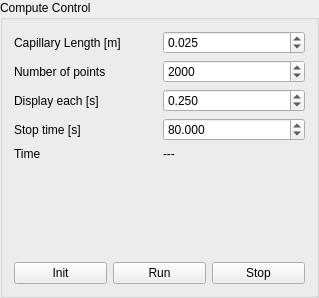
Qt form computecontrol.ui (hobrasoft/simul6) before a commit.
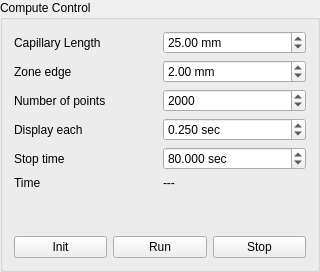
The same form after that commit.

The edit to the form file:
```diff
--- a/computecontrol.ui
+++ b/computecontrol.ui
@@ -6,8 +6,8 @@
    <rect>
     <x>0</x>
     <y>0</y>
-    <width>319</width>
-    <height>298</height>
+    <width>320</width>
+    <height>272</height>
    </rect>
   </property>
   <property name="sizePolicy">
@@ -22,29 +22,56 @@
   <property name="title">
    <string>Compute Control</string>
   </property>
-  <layout class="QVBoxLayout" name="verticalLayout">
-   <item>
+  <layout class="QGridLayout" name="gridLayout">
+   <item row="0" column="0">
     <layout class="QHBoxLayout" name="horizontalLayout_2">
      <item>
       <widget class="QLabel" name="label_2">
        <property name="text">
-        <string>Capillary Length [m]</string>
+        <string>Capillary Length</string>
        </property>
       </widget>
      </item>
      <item>
       <widget class="QDoubleSpinBox" name="f_caplen">
+       <property name="suffix">
+        <string> mm</string>
+       </property>
        <property name="decimals">
-        <number>3</number>
+        <number>2</number>
        </property>
+       <property name="maximum">
+        <double>10000.000000000000000</double>
+       </property>
        <property name="value">
-        <double>0.025000000000000</double>
+        <double>25.000000000000000</double>
        </property>
       </widget>
      </item>
     </layout>
    </item>
-   <item>
+   <item row="1" column="0">
+    <layout class="QHBoxLayout" name="horizontalLayout_7">
+     <item>
+      <widget class="QLabel" name="label_6">
+       <property name="text">
+        <string>Zone edge</string>
+       </property>
+      </widget>
+     </item>
+     <item>
+      <widget class="QDoubleSpinBox" name="f_bw">
+       <property name="suffix">
+        <string> mm</string>
+       </property>
+       <property name="value">
+        <double>2.000000000000000</double>
+       </property>
+      </widget>
+     </item>
+    </layout>
+   </item>
+   <item row="2" column="0">
     <layout class="QHBoxLayout" name="horizontalLayout_4">
      <item>
       <widget class="QLabel" name="label_3">
@@ -65,17 +92,20 @@
      </item>
     </layout>
    </item>
-   <item>
+   <item row="3" column="0">
     <layout class="QHBoxLayout" name="horizontalLayout_5">
      <item>
       <widget class="QLabel" name="label_4">
        <property name="text">
-        <string>Display each [s]</string>
+        <string>Display each</string>
        </property>
       </widget>
      </item>
      <item>
       <widget class="QDoubleSpinBox" name="f_timeinterval">
+       <property name="suffix">
+        <string> sec</string>
+       </property>
        <property name="decimals">
         <number>3</number>
        </property>
@@ -89,17 +119,20 @@
      </item>
     </layout>
    </item>
-   <item>
+   <item row="4" column="0">
     <layout class="QHBoxLayout" name="horizontalLayout_6">
      <item>
       <widget class="QLabel" name="label_5">
        <property name="text">
-        <string>Stop time [s]</string>
+        <string>Stop time</string>
        </property>
       </widget>
      </item>
      <item>
       <widget class="QDoubleSpinBox" name="f_timestop">
+       <property name="suffix">
+        <string> sec</string>
+       </property>
        <property name="decimals">
         <number>3</number>
        </property>
@@ -113,7 +146,7 @@
      </item>
     </layout>
    </item>
-   <item>
+   <item row="5" column="0">
     <layout class="QHBoxLayout" name="horizontalLayout_3">
      <item>
       <widget class="QLabel" name="label">
@@ -143,7 +176,7 @@
      </item>
     </layout>
    </item>
-   <item>
+   <item row="6" column="0">
     <spacer name="verticalSpacer">
      <property name="orientation">
       <enum>Qt::Vertical</enum>
@@ -156,7 +189,7 @@
      </property>
     </spacer>
    </item>
-   <item>
+   <item row="7" column="0">
     <layout class="QHBoxLayout" name="horizontalLayout">
      <item>
       <widget class="QPushButton" name="f_init">
```
Left out of the diff: 10 changed lines with no effect on the pictures.
